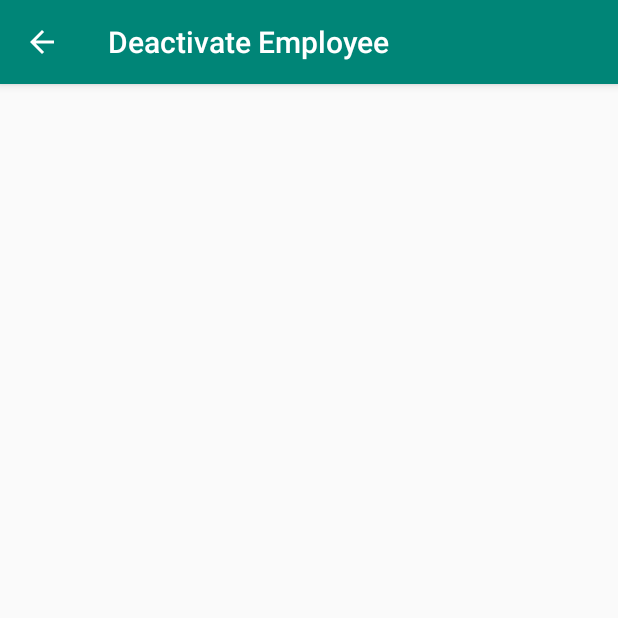
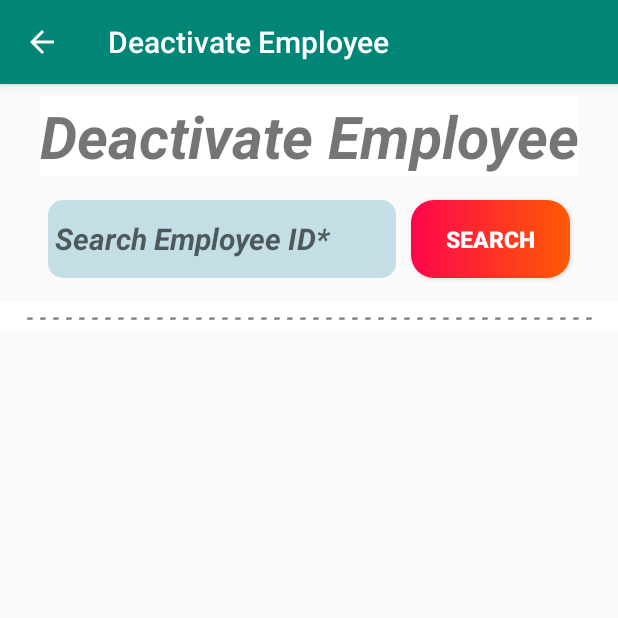
Before and after one commit to meetxpress/SalesRecord-v1.0.0, an Android app: the DeactivateEmployee screen opened directly, with no data from a screen before it, on a phone screen of 412 x 824 dp, the top half of it. Run offline under Robolectric (Android 15) with nearby library versions, the phone set to English and light mode, and no system bars.

Commit message:
Trust me I made some changes.

```diff
--- a/app/src/main/java/com/example/salesrecord/ManageCompany.kt
+++ b/app/src/main/java/com/example/salesrecord/ManageCompany.kt
@@ -103,7 +103,6 @@ class ManageCompany : AppCompatActivity() {
                             Log.v("fs", flag.toString())
                             runOnUiThread{
                                 Toast.makeText(this@ManageCompany,"Data Found", Toast.LENGTH_LONG).show()
-
                                 UpCompName.setText(comp_name).toString()
                                 UpCompEmail.setText(comp_email).toString()
                                 UpCompCity.setText(comp_city).toString()
--- a/app/src/main/res/layout/activity_deactivate_company.xml
+++ b/app/src/main/res/layout/activity_deactivate_company.xml
@@ -30,7 +30,7 @@
         android:background="@drawable/formback"
         android:ems="10"
         android:hint=" Search Company ID*"
-        android:inputType="textPersonName"
+        android:inputType="number"
         android:maxLength="30"
         android:textSize="20sp"
         android:textStyle="bold|italic"
--- a/app/src/main/res/layout/activity_deactivate_employee.xml
+++ b/app/src/main/res/layout/activity_deactivate_employee.xml
@@ -6,4 +6,66 @@
     android:layout_height="match_parent"
     tools:context=".DeactivateEmployee">
 
+    <TextView
+        android:id="@+id/textTitle"
+        android:layout_width="wrap_content"
+        android:layout_height="wrap_content"
+        android:layout_marginTop="8dp"
+        android:background="?attr/colorBackgroundFloating"
+        android:text="Deactivate Employee"
+        android:textAlignment="center"
+        android:textSize="39sp"
+        android:textStyle="bold|italic"
+        app:layout_constraintEnd_toEndOf="parent"
+        app:layout_constraintStart_toStartOf="parent"
+        app:layout_constraintTop_toTopOf="parent" />
+
+    <EditText
+        android:id="@+id/etDelEmployee"
+        android:layout_width="0dp"
+        android:layout_height="52dp"
+        android:layout_marginStart="32dp"
+        android:layout_marginTop="16dp"
+        android:layout_marginEnd="148dp"
+        android:background="@drawable/formback"
+        android:ems="10"
+        android:hint=" Search Employee ID*"
+        android:inputType="number"
+        android:maxLength="30"
+        android:textSize="20sp"
+        android:textStyle="bold|italic"
+        app:layout_constraintEnd_toEndOf="parent"
+        app:layout_constraintStart_toStartOf="parent"
+        app:layout_constraintTop_toBottomOf="@+id/textTitle" />
+
+    <Button
+        android:id="@+id/btnSearchDeleteEmp"
+        android:layout_width="0dp"
+        android:layout_height="52dp"
+        android:layout_marginStart="10dp"
+        android:layout_marginTop="16dp"
+        android:layout_marginEnd="32dp"
+        android:background="@drawable/btngrade"
+        android:text="Search"
+        android:textColor="#FFFFFF"
+        android:textSize="15sp"
+        android:textStyle="bold"
+        app:layout_constraintEnd_toEndOf="parent"
+        app:layout_constraintStart_toEndOf="@id/etDelEmployee"
+        app:layout_constraintTop_toBottomOf="@+id/textTitle" />
+
+    <TextView
+        android:id="@+id/textView70"
+        android:layout_width="match_parent"
+        android:layout_height="wrap_content"
+        android:layout_marginTop="16dp"
+        android:background="?attr/colorBackgroundFloating"
+        android:text="- - - - - - - - - - - - - - - - - - - - - - - - - - - - - - - - - - - - - - - - - - - -"
+        android:textAlignment="center"
+        android:textSize="14sp"
+        android:textStyle="bold|italic"
+        app:layout_constraintEnd_toEndOf="parent"
+        app:layout_constraintStart_toStartOf="parent"
+        app:layout_constraintTop_toBottomOf="@id/btnSearchDeleteEmp" />
+
 </androidx.constraintlayout.widget.ConstraintLayout>
```
Also changed, not shown: app/src/main/AndroidManifest.xml (+11 -16 lines), app/src/main/java/com/example/salesrecord/DeactivateEmployee.kt (+135 -0 lines), app/src/main/java/com/example/salesrecord/LoginActivity.kt (+12 -9 lines), app/src/main/java/com/example/salesrecord/MainActivity.kt (+13 -7 lines), app/src/main/java/com/example/salesrecord/ManageEmployee.kt (+7 -12 lines), app/src/main/java/com/example/salesrecord/RegisterCompany.kt (+7 -3 lines), app/src/main/java/com/example/salesrecord/RegisterEmployee.kt (+24 -23 lines), app/src/main/res/layout/activity_manage_employee.xml (+1 -36 lines).
